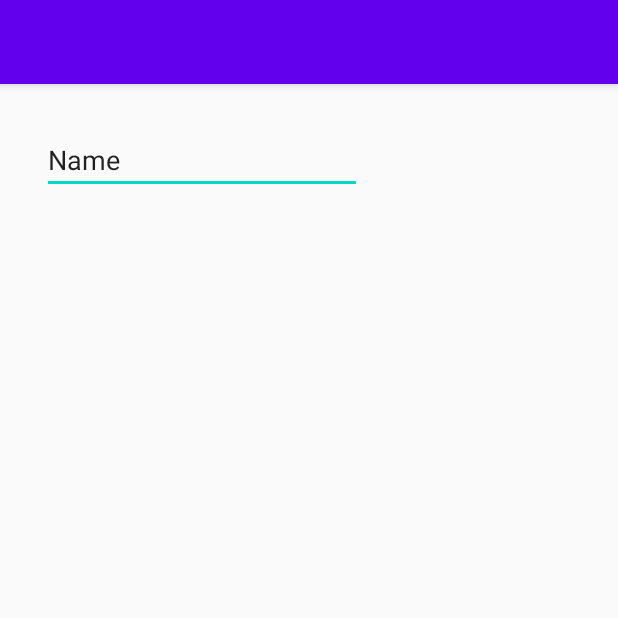
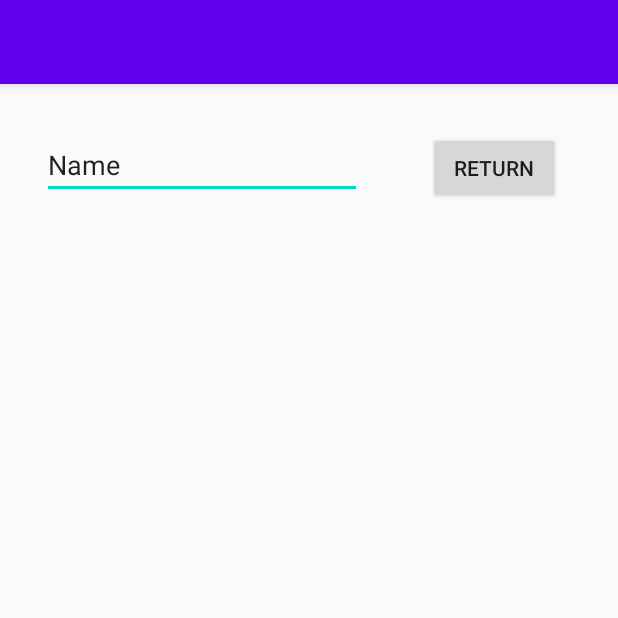
Before and after one commit to pedrovt/cm, an Android app: the screen it shows after launch (SecondActivity), after a tap on "BUTTON", on a phone screen of 412 x 824 dp, the top half of it. Run offline under Robolectric (Android 15) with nearby library versions, the light colour scheme and no system bars.

Commit message:
Updates on Lab 1, Exercise 1
02.2: Activity lifecycle and state

```diff
--- a/Lab1/HelloActivity/app/src/main/java/com/cm/lab1/helloactivity/MainActivity.java
+++ b/Lab1/HelloActivity/app/src/main/java/com/cm/lab1/helloactivity/MainActivity.java
@@ -6,16 +6,33 @@ import android.os.Bundle;
 import android.util.Log;
 import android.view.View;
 import android.widget.EditText;
+import android.widget.Toast;
 
 public class MainActivity extends AppCompatActivity {
 
-    public static final String MESSAGE_TAG = "MESSAGE";
+    public static final String MESSAGE_TAG = "com.cm.lab1.helloactivity.extra.MESSAGE";
+    private static final int TEXT_REQUEST = 1;
+
     private EditText messageToSend;
 
     @Override
     protected void onCreate(Bundle savedInstanceState) {
         super.onCreate(savedInstanceState);
         setContentView(R.layout.activity_main);
+
+        // Restore the saved state.
+        // Can also be done on onRestoreInstanceState(), which is called after onStart()
+        // after the Activity is created.
+        // See onSaveInstanceState() for what gets saved.
+        /*if (savedInstanceState != null) {
+            ...
+        }*/
+    }
+
+    @Override
+    public void onSaveInstanceState(Bundle outState) {
+        super.onSaveInstanceState(outState);
+        /* Save the Activity instance state with onSaveInstanceState() */
     }
 
     @Override
@@ -64,8 +81,19 @@ public class MainActivity extends AppCompatActivity {
         // explicit intent -> I know the class to open
         Intent intent = new Intent(this, SecondActivity.class);
         intent.putExtra(MESSAGE_TAG, messageToSend.getText().toString());       // TO STRING is important
-        startActivity(intent);
+        startActivityForResult(intent, TEXT_REQUEST);
 
         // implicit intent -> I don't know the class to open (e.g. I want to open a browser)
     }
+
+    @Override
+    public void onActivityResult(int requestCode,
+                                 int resultCode, Intent data) {
+        super.onActivityResult(requestCode, resultCode, data);
+        if (requestCode == TEXT_REQUEST) {
+            if (resultCode == RESULT_OK) {
+                Toast.makeText(this, "Returned from second activity", Toast.LENGTH_SHORT).show();
+            }
+        }
+    }
 }
--- a/Lab1/HelloActivity/app/src/main/java/com/cm/lab1/helloactivity/SecondActivity.java
+++ b/Lab1/HelloActivity/app/src/main/java/com/cm/lab1/helloactivity/SecondActivity.java
@@ -3,6 +3,7 @@ package com.cm.lab1.helloactivity;
 import android.content.Intent;
 import android.support.v7.app.AppCompatActivity;
 import android.os.Bundle;
+import android.view.View;
 import android.widget.EditText;
 
 public class SecondActivity extends AppCompatActivity {
@@ -18,4 +19,11 @@ public class SecondActivity extends AppCompatActivity {
         EditText text = findViewById(R.id.messageText);
         text.setText(message);
     }
+
+    public void returnButton(View view) {
+        /* Return to main activity */
+        Intent replyIntent = new Intent();
+        setResult(RESULT_OK, replyIntent);
+        finish();
+    }
 }
--- a/Lab1/HelloActivity/app/src/main/res/layout/activity_second.xml
+++ b/Lab1/HelloActivity/app/src/main/res/layout/activity_second.xml
@@ -15,6 +15,19 @@
         android:ems="10"
         android:inputType="textPersonName"
         android:text="Name"
+        app:layout_constraintBottom_toBottomOf="@+id/returnButton"
         app:layout_constraintStart_toStartOf="parent"
         app:layout_constraintTop_toTopOf="parent" />
+
+    <Button
+        android:id="@+id/returnButton"
+        android:layout_width="wrap_content"
+        android:layout_height="wrap_content"
+        android:layout_marginTop="32dp"
+        android:onClick="returnButton"
+        android:text="Return"
+        app:layout_constraintEnd_toEndOf="parent"
+        app:layout_constraintHorizontal_bias="0.536"
+        app:layout_constraintStart_toEndOf="@+id/messageText"
+        app:layout_constraintTop_toTopOf="parent" />
 </android.support.constraint.ConstraintLayout>
```
Also changed, not shown: Lab1/HelloActivity/app/src/main/AndroidManifest.xml (+6 -1 lines).
